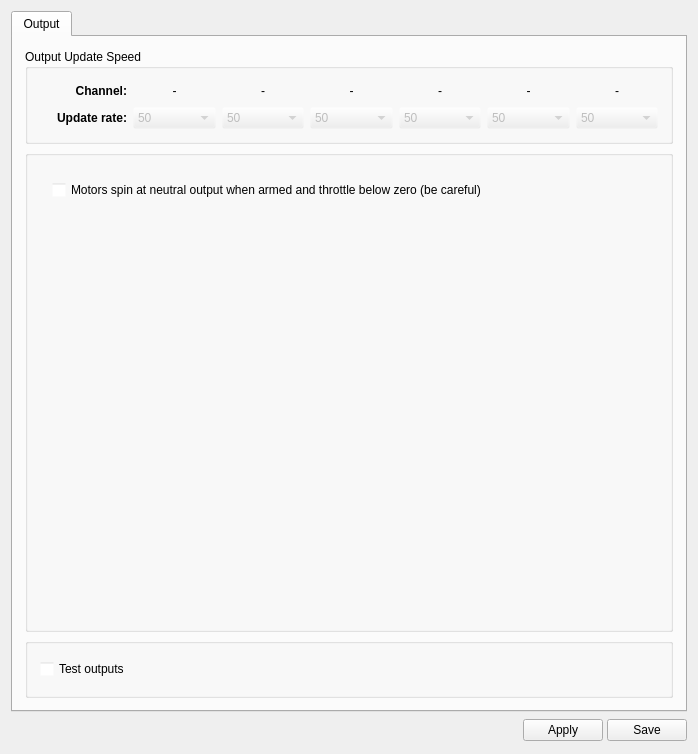
openpilot/OpenPilot, file ground/openpilotgcs/src/plugins/config/output.ui: the form before one commit.
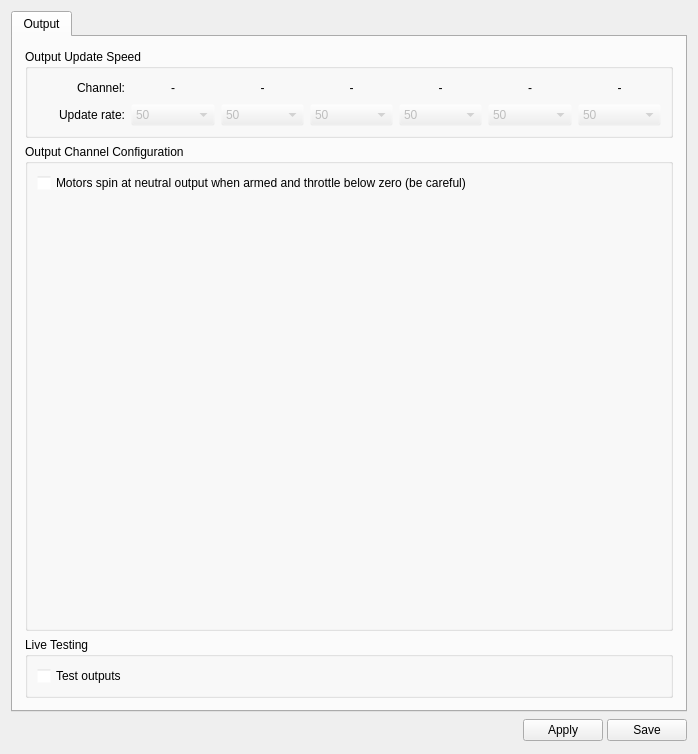
The form after the commit. Icons and pictures are not drawn.

Commit message: OP-1191 Gui fixes to Output configuration gui.

What changed in the file:
```diff
--- a/ground/openpilotgcs/src/plugins/config/output.ui
+++ b/ground/openpilotgcs/src/plugins/config/output.ui
@@ -160,21 +160,6 @@
               <string>Output Update Speed</string>
              </property>
              <layout class="QGridLayout" name="gridLayout">
-              <property name="leftMargin">
-               <number>12</number>
-              </property>
-              <property name="topMargin">
-               <number>12</number>
-              </property>
-              <property name="rightMargin">
-               <number>12</number>
-              </property>
-              <property name="bottomMargin">
-               <number>12</number>
-              </property>
-              <property name="horizontalSpacing">
-               <number>6</number>
-              </property>
               <item row="0" column="6">
                <widget class="QLabel" name="chBank5">
                 <property name="text">
@@ -197,12 +182,6 @@
               </item>
               <item row="0" column="1">
                <widget class="QLabel" name="label_9">
-                <property name="font">
-                 <font>
-                  <weight>75</weight>
-                  <bold>true</bold>
-                 </font>
-                </property>
                 <property name="text">
                  <string>Channel:</string>
                 </property>
@@ -415,12 +394,6 @@
                   <height>20</height>
                  </size>
                 </property>
-                <property name="font">
-                 <font>
-                  <weight>75</weight>
-                  <bold>true</bold>
-                 </font>
-                </property>
                 <property name="text">
                  <string>Update rate:</string>
                 </property>
@@ -677,21 +650,9 @@
            <item>
             <widget class="QGroupBox" name="groupBox_3">
              <property name="title">
-              <string/>
+              <string>Output Channel Configuration</string>
              </property>
              <layout class="QVBoxLayout" name="verticalLayout">
-              <property name="leftMargin">
-               <number>12</number>
-              </property>
-              <property name="topMargin">
-               <number>12</number>
-              </property>
-              <property name="rightMargin">
-               <number>12</number>
-              </property>
-              <property name="bottomMargin">
-               <number>12</number>
-              </property>
               <item>
                <layout class="QVBoxLayout" name="channelLayout">
                 <property name="sizeConstraint">
@@ -701,24 +662,12 @@
               </item>
               <item>
                <layout class="QHBoxLayout" name="horizontalLayout_2">
-                <property name="leftMargin">
-                 <number>12</number>
-                </property>
-                <property name="topMargin">
-                 <number>12</number>
-                </property>
-                <property name="rightMargin">
-                 <number>12</number>
-                </property>
-                <property name="bottomMargin">
-                 <number>12</number>
-                </property>
                 <item>
                  <widget class="QCheckBox" name="spinningArmed">
                   <property name="minimumSize">
                    <size>
                     <width>519</width>
-                    <height>0</height>
+                    <height>20</height>
                    </size>
                   </property>
                   <property name="text">
@@ -749,7 +698,7 @@
                 <property name="sizeHint" stdset="0">
                  <size>
                   <width>20</width>
-                  <height>542</height>
+                  <height>0</height>
                  </size>
                 </property>
                </spacer>
@@ -766,21 +715,9 @@
               </size>
              </property>
              <property name="title">
-              <string/>
+              <string>Live Testing</string>
              </property>
              <layout class="QVBoxLayout" name="verticalLayout_6">
-              <property name="leftMargin">
-               <number>12</number>
-              </property>
-              <property name="topMargin">
-               <number>12</number>
-              </property>
-              <property name="rightMargin">
-               <number>12</number>
-              </property>
-              <property name="bottomMargin">
-               <number>12</number>
-              </property>
               <item>
                <widget class="QCheckBox" name="channelOutTest">
                 <property name="enabled">
@@ -789,7 +726,7 @@
                 <property name="minimumSize">
                  <size>
                   <width>105</width>
-                  <height>0</height>
+                  <height>20</height>
                  </size>
                 </property>
                 <property name="toolTip">
```
The commit also changes 1 other file.
